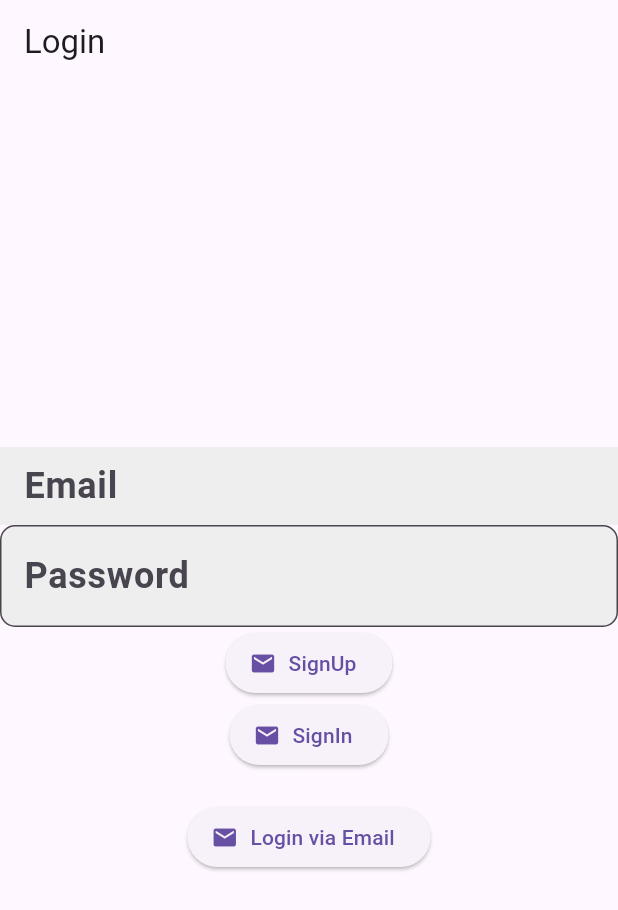
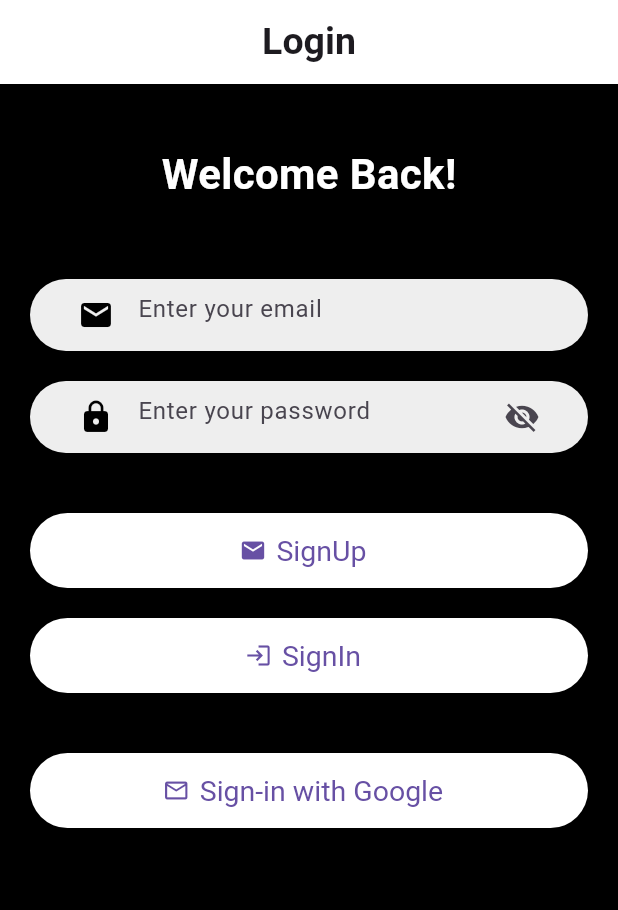
Before and after one commit to Dhruv-Dashora/Module-3, a Flutter app: the screen it shows after launch, on a phone screen of 412 x 824 dp. Shown: the top 910 px of the screen. Run offline on Flutter 3.47's test engine with Material 3 defaults, Android fonts, the phone set to English and light mode, and no system bars; our stand-ins replace cloud_firestore, firebase_auth, firebase_core, math_expressions; accounts and stored records are empty.

```diff
--- a/lib/login_screen.dart
+++ b/lib/login_screen.dart
@@ -1,8 +1,6 @@
-// ignore_for_file: use_key_in_widget_constructors, prefer_const_constructors, avoid_print, unused_element, use_build_context_synchronously, unnecessary_cast, unused_import, no_leading_underscores_for_local_identifiers
 import 'package:calculator/SignIn.dart';
 import 'package:calculator/main.dart';
 import 'package:flutter/material.dart';
-import 'package:firebase_auth/firebase_auth.dart';
 
 class LoginScreen extends StatefulWidget {
   @override
@@ -11,67 +9,73 @@ class LoginScreen extends StatefulWidget {
 
 class _LoginScreenState extends State<LoginScreen> {
   TextEditingController emailController = TextEditingController();
-
   TextEditingController passwordController = TextEditingController();
+  bool _obscureText = true;
 
   @override
   Widget build(BuildContext context) {
-    //bool _obscureText = true; // State variable to track password visibility
     return Scaffold(
       appBar: AppBar(
-        title: Text('Login'),
+        backgroundColor: Colors.white,
+        title: const Text(
+          'Login',
+          style: TextStyle(
+            fontSize: 25,
+            fontWeight: FontWeight.bold,
           ),
-      body: Center(
+        ),
+        centerTitle: true,
+        elevation: 0,
+      ),
+      backgroundColor: Colors.black,
+      body: SingleChildScrollView(
+        padding: const EdgeInsets.symmetric(horizontal: 20.0),
+        child: Center(
           child: Column(
             mainAxisAlignment: MainAxisAlignment.center,
             children: <Widget>[
-            TextField(
+              const SizedBox(height: 40),
+              // Logo or Heading (Optional)
+              const Text(
+                'Welcome Back!',
+                style: TextStyle(
+                  fontSize: 28,
+                  fontWeight: FontWeight.bold,
+                  color: Colors.white,
+                ),
+              ),
+              const SizedBox(height: 40),
+
+              // Email TextField
+              _buildTextField(
                 controller: emailController,
-              decoration: InputDecoration(
-                hintText: 'Email',
-                border: InputBorder.none,
-                filled: true,
-                fillColor: Colors.grey[200],
+                hintText: 'Enter your email',
+                keyboardType: TextInputType.emailAddress,
+                icon: Icons.email,
               ),
-              style: TextStyle(
-                fontSize: 24,
-                fontWeight: FontWeight.bold,
-              ),
-              onChanged: (value) {
+
+              // Password TextField
+              _buildTextField(
+                controller: passwordController,
+                hintText: 'Enter your password',
+                keyboardType: TextInputType.text,
+                icon: Icons.lock,
+                obscureText: _obscureText,
+                suffixIcon: IconButton(
+                  icon: Icon(
+                      _obscureText ? Icons.visibility_off : Icons.visibility),
+                  onPressed: () {
                     setState(() {
-                  emailController.text = value;
+                      _obscureText = !_obscureText;
                     });
                   },
                 ),
-            TextField(
-              controller: passwordController,
-              // Set obscureText to true to hide characters
-              // Set based on state variable
-              //obscureText: _obscureText,
-              decoration: InputDecoration(
-                hintText: 'Password',
-                border: OutlineInputBorder(
-                  borderRadius: BorderRadius.circular(10.0),
               ),
-                filled: true,
-                fillColor: Colors.grey[200],
-                // suffixIcon: IconButton(
-                //   icon: Icon(_obscureText ? Icons.visibility_off : Icons.visibility),
-                //   onPressed: () {
-                //     setState(() {
-                //       _obscureText = !_obscureText;
-                //     });
-                //   },
-                // ),
-              ),
-              style: TextStyle(
-                fontSize: 24,
-                fontWeight: FontWeight.bold,
-              ),
-              onChanged: (value) =>
-                  passwordController.text = value, // Concise arrow function
-            ),
-            ElevatedButton.icon(
+
+              const SizedBox(height: 20),
+
+              // SignUp Button
+              _buildElevatedButton(
                 onPressed: () {
                   createUser(emailController.text, passwordController.text);
                   Navigator.push(
@@ -79,51 +83,121 @@ class _LoginScreenState extends State<LoginScreen> {
                     MaterialPageRoute(builder: (context) => LoginScreen()),
                   );
                 },
-              icon: Icon(Icons.mail),
-              label: Text('SignUp'),
+                label: 'SignUp',
+                icon: Icons.mail,
+                color: Colors.white,
               ),
-            ElevatedButton.icon(
+
+              // SignIn Button
+              _buildElevatedButton(
                 onPressed: () async {
                   bool loginSuccessful = await signIn(
                       context, emailController.text, passwordController.text);
                   if (loginSuccessful) {
-                  Navigator.push(context,
-                      MaterialPageRoute(builder: (context) => CalculatorApp()));
+                    Navigator.push(
+                        context,
+                        MaterialPageRoute(
+                            builder: (context) => CalculatorApp()));
                   } else {
                     ScaffoldMessenger.of(context).showSnackBar(
-                    SnackBar(
-                      content:
-                          Text('Invalid email or password. Please try again.'),
+                      const SnackBar(
+                        content: Text(
+                            'Invalid email or password. Please try again.'),
                         backgroundColor: Colors.red,
                       ),
                     );
                   }
                 },
-              icon: Icon(Icons.mail),
-              label: Text('SignIn'),
+                label: 'SignIn',
+                icon: Icons.login,
+                color: Colors.white,
               ),
-            SizedBox(height: 20),
-            ElevatedButton.icon(
+
+              const SizedBox(height: 20),
+
+              // Login via Email Button
+              _buildElevatedButton(
                 onPressed: () async {
                   bool loginSuccessful = await signIn(
                       context, emailController.text, passwordController.text);
                   if (loginSuccessful) {
-                  Navigator.push(context,
-                      MaterialPageRoute(builder: (context) => CalculatorApp()));
+                    Navigator.push(
+                        context,
+                        MaterialPageRoute(
+                            builder: (context) => CalculatorApp()));
                   } else {
                     ScaffoldMessenger.of(context).showSnackBar(
-                    SnackBar(
-                      content:
-                          Text('Invalid email or password. Please try again.'),
+                      const SnackBar(
+                        content: Text(
+                            'Invalid email or password. Please try again.'),
                         backgroundColor: Colors.red,
                       ),
                     );
                   }
                 },
-              icon: Icon(Icons.mail),
-              label: Text('Login via Email'),
+                label: 'Sign-in with Google',
+                icon: Icons.mail_outline,
+                color: Colors.white,
               ),
+
+              const SizedBox(height: 40),
             ],
+          ),
+        ),
+      ),
+    );
+  }
+
+  // Custom text field widget for better reusability
+  Widget _buildTextField({
+    required TextEditingController controller,
+    required String hintText,
+    required TextInputType keyboardType,
+    required IconData icon,
+    bool obscureText = false,
+    Widget? suffixIcon,
+  }) {
+    return Container(
+      margin: const EdgeInsets.symmetric(vertical: 10.0),
+      padding: const EdgeInsets.symmetric(horizontal: 20.0),
+      decoration: BoxDecoration(
+        color: Colors.grey[200],
+        borderRadius: BorderRadius.circular(30.0),
+      ),
+      child: TextField(
+        controller: controller,
+        keyboardType: keyboardType,
+        obscureText: obscureText,
+        decoration: InputDecoration(
+          prefixIcon: Icon(icon, color: Colors.black),
+          hintText: hintText,
+          border: InputBorder.none,
+          suffixIcon: suffixIcon,
+        ),
+      ),
+    );
+  }
+
+  // Custom ElevatedButton with icon and color for better reusability
+  Widget _buildElevatedButton({
+    required VoidCallback onPressed,
+    required String label,
+    required IconData icon,
+    required Color color,
+  }) {
+    return Padding(
+      padding: const EdgeInsets.symmetric(vertical: 10.0),
+      child: ElevatedButton.icon(
+        onPressed: onPressed,
+        icon: Icon(icon),
+        label: Text(label),
+        style: ElevatedButton.styleFrom(
+          backgroundColor: Colors.white,
+          minimumSize: Size(double.infinity, 50),
+          shape: RoundedRectangleBorder(
+            borderRadius: BorderRadius.circular(30.0),
+          ),
+          textStyle: const TextStyle(fontSize: 19),
         ),
       ),
     );
--- a/pubspec.yaml
+++ b/pubspec.yaml
@@ -41,9 +41,7 @@ dependencies:
   cloud_firestore: ^4.15.5
   shared_preferences: ^2.2.3
   http: ^1.2.0
-
-
-
+  typed_data: ^1.3.0
 
 dev_dependencies:
   flutter_test:
```
Also changed, not shown: lib/currency_converter_screen.dart (+85 -114 lines), lib/history_screen.dart (+38 -14 lines), lib/main.dart (+28 -25 lines), lib/colors.dart (line endings or trailing spaces), pubspec.lock, 254 other files. Lines whose indentation alone changed are shown as unchanged.
